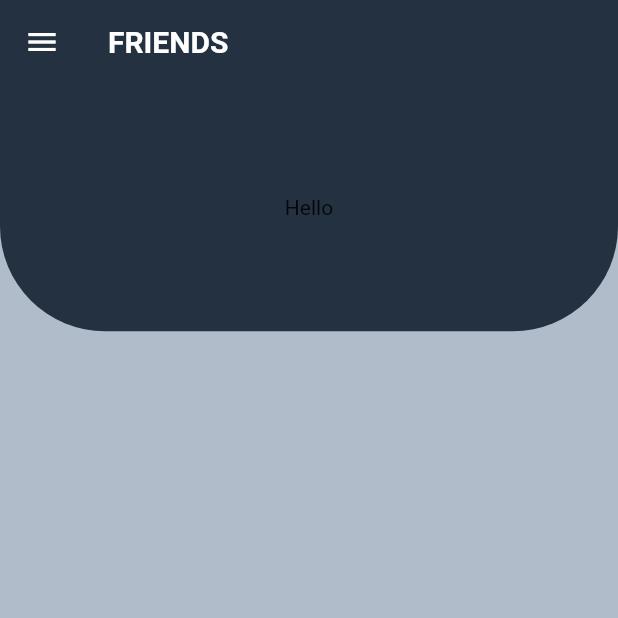
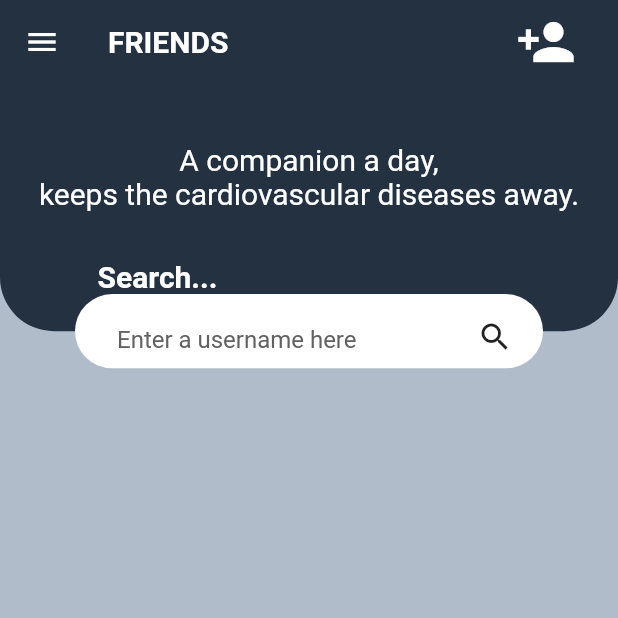
Before and after one commit to adrian1c/HabitAt, a Flutter app: the ProfilePage screen opened directly, in the side drawer, after a tap on "Friends", on a phone screen of 412 x 824 dp, the top half of it. Run offline on Flutter 3.47's test engine with Material 2 defaults, Android fonts, the phone set to English and light mode, and no system bars; our stand-ins replace cloud_firestore, firebase_auth, firebase_core, flutter_signin_button, geolocator, google_fonts and 1 more; accounts and stored records are empty; Roboto replaces fonts that are missing (Satisfy, Sen).

Commit message:
Friends page and requests styling, refactored layouts

```diff
--- a/lib/friend.dart
+++ b/lib/friend.dart
@@ -5,21 +5,22 @@ import 'package:cloud_firestore/cloud_firestore.dart';
 import 'package:google_fonts/google_fonts.dart';
 
 import 'navigateDrawer.dart';
-import 'home.dart';
+import 'friendReq.dart';
 
 class FriendPage extends StatefulWidget {
-  FriendPage({this.uid});
+  FriendPage({Key key, @required this.uid}) : super(key: key);
   final String uid;
   @override
-  _FriendPageState createState() => _FriendPageState();
+  _FriendPageState createState() => _FriendPageState(uid: uid);
 }
 
 class _FriendPageState extends State<FriendPage> {
+  String uid;
+  _FriendPageState({@required this.uid});
   @override
   Widget build(BuildContext context) {
     double width = MediaQuery.of(context).size.width;
     double height = MediaQuery.of(context).size.height;
-    final String uid = widget.uid;
     return Scaffold(
       backgroundColor: Color(0xffB1BCCA),
       appBar: new AppBar(
@@ -31,9 +32,33 @@ class _FriendPageState extends State<FriendPage> {
               fontWeight: FontWeight.bold,
               fontSize: 20,
             )),
+        actions: [
+          Padding(
+            padding: const EdgeInsets.fromLTRB(20, 0, 20, 0),
+            child: IconButton(
+                icon: Icon(Icons.person_add),
+                iconSize: 40,
+                onPressed: () {
+                  Navigator.push(
+                    context,
+                    MaterialPageRoute(
+                        builder: (context) => FriendReqPage(uid: uid)),
+                  );
+                }),
           ),
-      body: Column(
-        children: [
+        ],
+      ),
+      body: _buildHeader(width, height),
+      drawer: NavigateDrawer(uid: uid),
+    );
+  }
+
+  Column _buildHeader(double width, double height) {
+    return Column(children: <Widget>[
+      Container(
+          width: width,
+          height: height * 0.23,
+          child: Stack(children: <Widget>[
             Container(
               alignment: Alignment.center,
               width: width,
@@ -41,15 +66,71 @@ class _FriendPageState extends State<FriendPage> {
               decoration: BoxDecoration(
                 color: Color(0xff233141),
                 borderRadius: BorderRadius.only(
-                bottomLeft: Radius.circular(70.0),
-                bottomRight: Radius.circular(70.0),
+                  bottomLeft: Radius.circular(36),
+                  bottomRight: Radius.circular(36),
                 ),
               ),
-            child: Text('Hello'),
+              child: Padding(
+                padding: EdgeInsets.fromLTRB(0, 0, 0, height * 0.05),
+                child: Text(
+                    'A companion a day, \nkeeps the cardiovascular diseases away.',
+                    textAlign: TextAlign.center,
+                    style: GoogleFonts.satisfy(
+                      color: Colors.white,
+                      fontSize: 20,
+                    )),
               ),
+            ),
+            Positioned(
+                bottom: 0,
+                left: 0,
+                right: 0,
+                child: Column(
+                  children: [
+                    Container(
+                      alignment: Alignment.centerLeft,
+                      margin: EdgeInsets.symmetric(horizontal: 65),
+                      child: Text('Search...',
+                          textAlign: TextAlign.left,
+                          style: GoogleFonts.sen(
+                            color: Colors.white,
+                            fontWeight: FontWeight.bold,
+                            fontSize: 20,
+                          )),
+                    ),
+                    Container(
+                        margin: EdgeInsets.symmetric(horizontal: 50),
+                        padding: EdgeInsets.symmetric(horizontal: 20),
+                        height: height * 0.06,
+                        decoration: BoxDecoration(
+                          color: Colors.white,
+                          borderRadius: BorderRadius.circular(30),
+                        ),
+                        child: Padding(
+                          padding: const EdgeInsets.fromLTRB(8, 8, 0, 0),
+                          child: Row(
+                            children: [
+                              Expanded(
+                                child: TextField(
+                                    decoration: InputDecoration(
+                                  hintText: 'Enter a username here',
+                                  hintStyle: GoogleFonts.sen(
+                                    color: Colors.grey[700],
+                                  ),
+                                  enabledBorder: InputBorder.none,
+                                  focusedBorder: InputBorder.none,
+                                )),
+                              ),
+                              Padding(
+                                padding: const EdgeInsets.fromLTRB(10, 0, 0, 0),
+                                child: Icon(Icons.search),
+                              )
                             ],
                           ),
-      drawer: NavigateDrawer(uid: uid),
-    );
+                        )),
+                  ],
+                ))
+          ]))
+    ]);
   }
 }
--- /dev/null
+++ b/lib/friendReq.dart
@@ -0,0 +1,36 @@
+import 'package:firebase_auth/firebase_auth.dart';
+import 'package:flutter/material.dart';
+import 'package:cloud_firestore/cloud_firestore.dart';
+
+import 'package:google_fonts/google_fonts.dart';
+
+class FriendReqPage extends StatefulWidget {
+  FriendReqPage({Key key, @required this.uid}) : super(key: key);
+  final String uid;
+  @override
+  _FriendReqPageState createState() => _FriendReqPageState(uid: uid);
+}
+
+class _FriendReqPageState extends State<FriendReqPage> {
+  String uid;
+  _FriendReqPageState({@required this.uid});
+  @override
+  Widget build(BuildContext context) {
+    double width = MediaQuery.of(context).size.width;
+    double height = MediaQuery.of(context).size.height;
+    return Scaffold(
+      backgroundColor: Color(0xffB1BCCA),
+      appBar: new AppBar(
+        elevation: 0,
+        backgroundColor: Color(0xff233141),
+        title: Text('REQUESTS',
+            textAlign: TextAlign.left,
+            style: GoogleFonts.sen(
+              fontWeight: FontWeight.bold,
+              fontSize: 20,
+            )),
+      ),
+      body: Text('Hello'),
+    );
+  }
+}
--- a/lib/profile.dart
+++ b/lib/profile.dart
@@ -15,13 +15,14 @@ class ProfilePage extends StatefulWidget {
 }
 
 class _ProfilePageState extends State<ProfilePage> {
+  final FirebaseFirestore db = FirebaseFirestore.instance;
+
   @override
   Widget build(BuildContext context) {
     double width = MediaQuery.of(context).size.width;
     double height = MediaQuery.of(context).size.height;
     final String uid = widget.uid;
     return Scaffold(
-      backgroundColor: Color(0xffFBCBCB),
       appBar: new AppBar(
         elevation: 0,
         backgroundColor: Color(0xffEC5E5E),
@@ -32,8 +33,17 @@ class _ProfilePageState extends State<ProfilePage> {
               fontSize: 20,
             )),
       ),
-      body: Column(
-        children: [
+      body: _buildHeader(width, height),
+      drawer: NavigateDrawer(uid: uid),
+    );
+  }
+
+  Column _buildHeader(double width, double height) {
+    return Column(children: <Widget>[
+      Container(
+          width: width,
+          height: height * 0.3,
+          child: Stack(children: <Widget>[
             Container(
               alignment: Alignment.center,
               width: width,
@@ -41,15 +51,32 @@ class _ProfilePageState extends State<ProfilePage> {
               decoration: BoxDecoration(
                 color: Color(0xffEC5E5E),
                 borderRadius: BorderRadius.only(
-                bottomLeft: Radius.circular(70.0),
-                bottomRight: Radius.circular(70.0),
+                  bottomLeft: Radius.circular(36),
+                  bottomRight: Radius.circular(36),
                 ),
               ),
-            child: Text('Hello'),
+              child: Padding(
+                padding: EdgeInsets.fromLTRB(0, 0, 0, height * 0.1),
+                child: Text('John Cena\n@notjohncenaatallnope',
+                    textAlign: TextAlign.center,
+                    style: TextStyle(
+                      color: Colors.white,
+                      fontSize: 20,
+                    )),
               ),
-        ],
             ),
-      drawer: NavigateDrawer(uid: uid),
-    );
+            Positioned(
+                bottom: 0,
+                left: 0,
+                right: 0,
+                child: Container(
+                  height: height * 0.2,
+                  decoration: BoxDecoration(
+                    color: Colors.white,
+                    shape: BoxShape.circle,
+                  ),
+                ))
+          ]))
+    ]);
   }
 }
```
Lines whose indentation alone changed are shown as unchanged.
